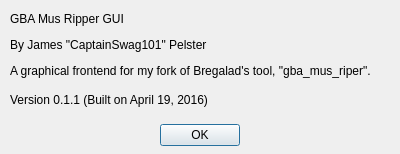
Before: the Qt Designer form aboutdialog.ui in CaptainSwag101/gba-mus-ripper-gui, drawn with Qt 5.
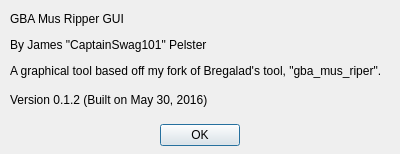
After: the same form once the commit is applied.

Commit message: Updated version number, fixed opening output dir

Diff of the .ui file:
```diff
--- a/aboutdialog.ui
+++ b/aboutdialog.ui
@@ -57,7 +57,7 @@
        </sizepolicy>
       </property>
       <property name="text">
-       <string>&lt;html&gt;&lt;head/&gt;&lt;body&gt;&lt;p&gt;GBA Mus Ripper GUI&lt;/p&gt;&lt;p&gt;By James &amp;quot;CaptainSwag101&amp;quot; Pelster&lt;/p&gt;&lt;p&gt;A graphical frontend for my fork of Bregalad's tool, &amp;quot;gba_mus_riper&amp;quot;.&lt;/p&gt;&lt;/body&gt;&lt;/html&gt;</string>
+       <string>&lt;html&gt;&lt;head/&gt;&lt;body&gt;&lt;p&gt;GBA Mus Ripper GUI&lt;/p&gt;&lt;p&gt;By James &amp;quot;CaptainSwag101&amp;quot; Pelster&lt;/p&gt;&lt;p&gt;A graphical tool based off my fork of Bregalad's tool, &amp;quot;gba_mus_riper&amp;quot;.&lt;/p&gt;&lt;/body&gt;&lt;/html&gt;</string>
       </property>
      </widget>
     </item>
@@ -76,7 +76,7 @@
     <item>
      <widget class="QLabel" name="versionLabel">
       <property name="text">
-       <string>&lt;html&gt;&lt;head/&gt;&lt;body&gt;&lt;p&gt;Version 0.1.1 (Built on April 19, 2016)&lt;/p&gt;&lt;/body&gt;&lt;/html&gt;</string>
+       <string>&lt;html&gt;&lt;head/&gt;&lt;body&gt;&lt;p&gt;Version 0.1.2 (Built on May 30, 2016)&lt;/p&gt;&lt;/body&gt;&lt;/html&gt;</string>
       </property>
      </widget>
     </item>
```
The commit also changes 4 other files.
